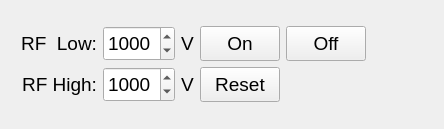
The window that RF_System_UI.ui (smertouh/1_MeV_UI_additional) describes before a commit, drawn with Qt 5.
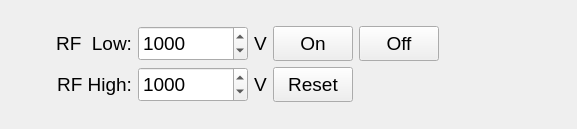
The same window after the commit. Icons and pictures are not drawn.

Diff of the .ui file:
```diff
--- a/RF_System_UI.ui
+++ b/RF_System_UI.ui
@@ -6,7 +6,7 @@
    <rect>
     <x>0</x>
     <y>0</y>
-    <width>412</width>
+    <width>577</width>
     <height>129</height>
    </rect>
   </property>
@@ -359,7 +359,7 @@
       <item row="0" column="5">
        <widget class="QPushButton" name="pushButton_1">
         <property name="enabled">
-         <bool>false</bool>
+         <bool>true</bool>
         </property>
         <property name="sizePolicy">
          <sizepolicy hsizetype="Minimum" vsizetype="Fixed">
@@ -408,7 +408,7 @@
          <bool>true</bool>
         </property>
         <property name="checked">
-         <bool>true</bool>
+         <bool>false</bool>
         </property>
         <property name="autoDefault">
          <bool>true</bool>
```
Left out of the diff: 11 changed lines with no effect on the pictures.
